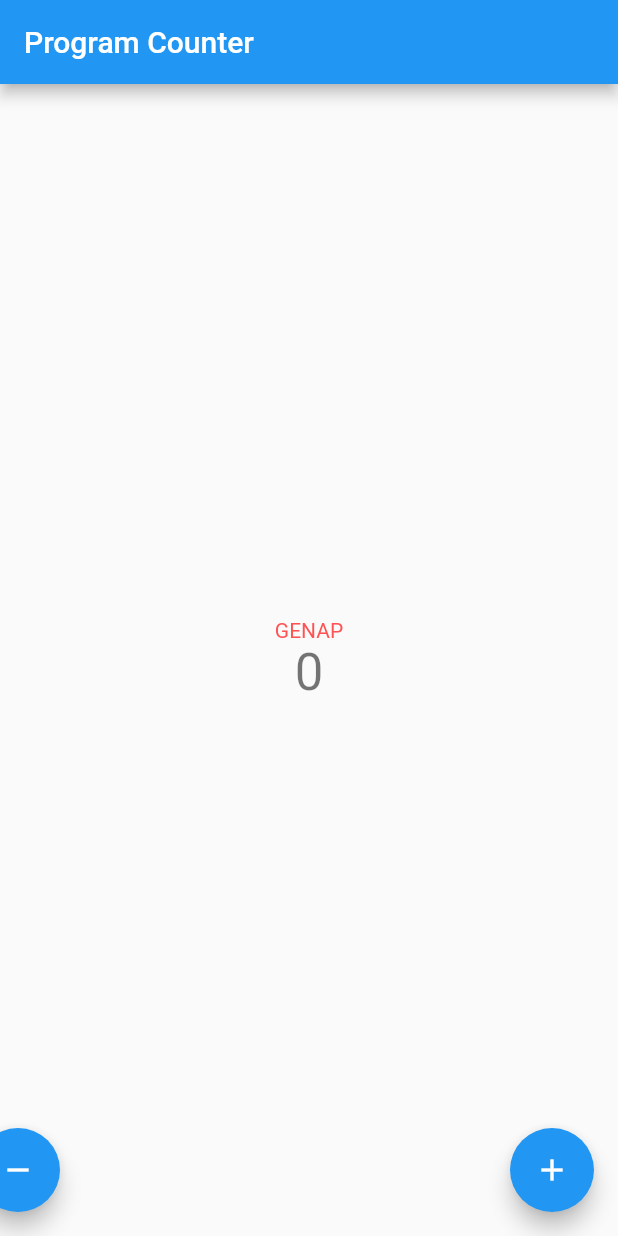
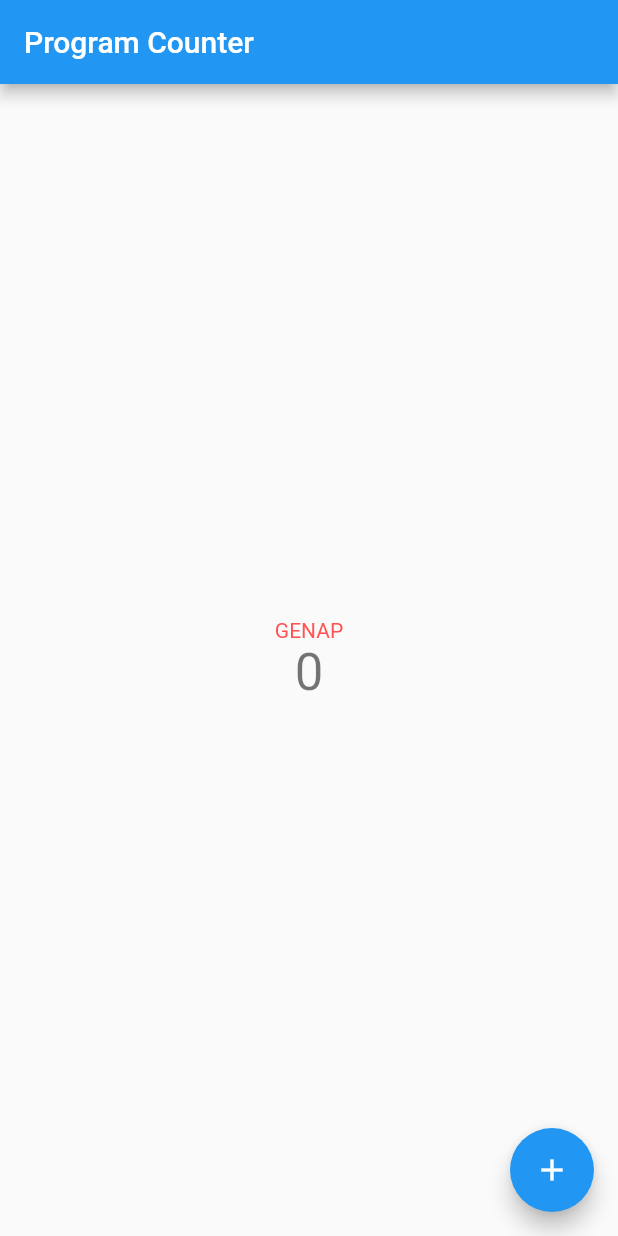
Before and after one commit to alifismady/pbp-flutter-lab, a Flutter app: the screen it shows after launch, after a tap on the "add" icon, after a tap on the "remove" icon, on a phone screen of 412 x 824 dp. Run offline on Flutter 3.47's test engine with Material 2 defaults, Android fonts, the phone set to English and light mode, and no system bars.

Commit message:
penyelesaian bonus tugas 7

```diff
--- a/counter_7/lib/main.dart
+++ b/counter_7/lib/main.dart
@@ -50,6 +50,7 @@ class MyHomePage extends StatefulWidget {
 class _MyHomePageState extends State<MyHomePage> {
   int _counter = 0;
   String output = 'GENAP';
+  bool show = false;
 
   void _incrementCounter() {
     setState(() {
@@ -64,6 +65,9 @@ class _MyHomePageState extends State<MyHomePage> {
       } else {
         output = 'GANJIL';
       }
+      if(_counter > 0){
+        show = true;
+      }
     });
 
   }
@@ -76,6 +80,10 @@ class _MyHomePageState extends State<MyHomePage> {
       // called again, and so nothing would appear to happen.
       if(_counter > 0){
         _counter--;
+        show = true;
+      }
+      if(_counter == 0){
+        show = false;
       }
       if(_counter % 2 == 0){
         output = 'GENAP';
@@ -133,11 +141,19 @@ class _MyHomePageState extends State<MyHomePage> {
       floatingActionButton: Row(
         mainAxisAlignment: MainAxisAlignment.spaceBetween,
         children: <Widget>[
-          FloatingActionButton(
-          onPressed: _decrementCounter,
-          tooltip: 'Decrement',
-          child: const Icon(Icons.remove),
-        ),
+          Visibility(
+            visible: show,
+            child:
+            FloatingActionButton(
+            onPressed: _decrementCounter,
+            tooltip: 'Decrement',
+            child: const Icon(Icons.remove),
+          ),),
+        //   FloatingActionButton(
+        //   onPressed: _decrementCounter,
+        //   tooltip: 'Decrement',
+        //   child: const Icon(Icons.remove),
+        // ),
         FloatingActionButton(
           onPressed: _incrementCounter,
           tooltip: 'Increment',
```
